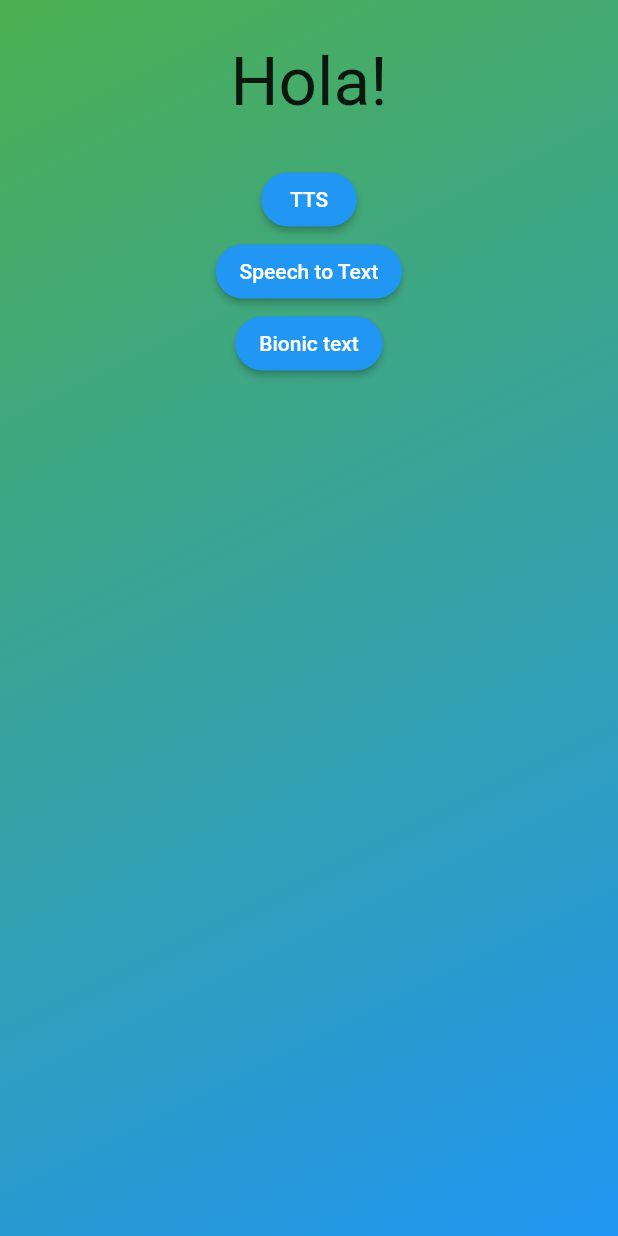
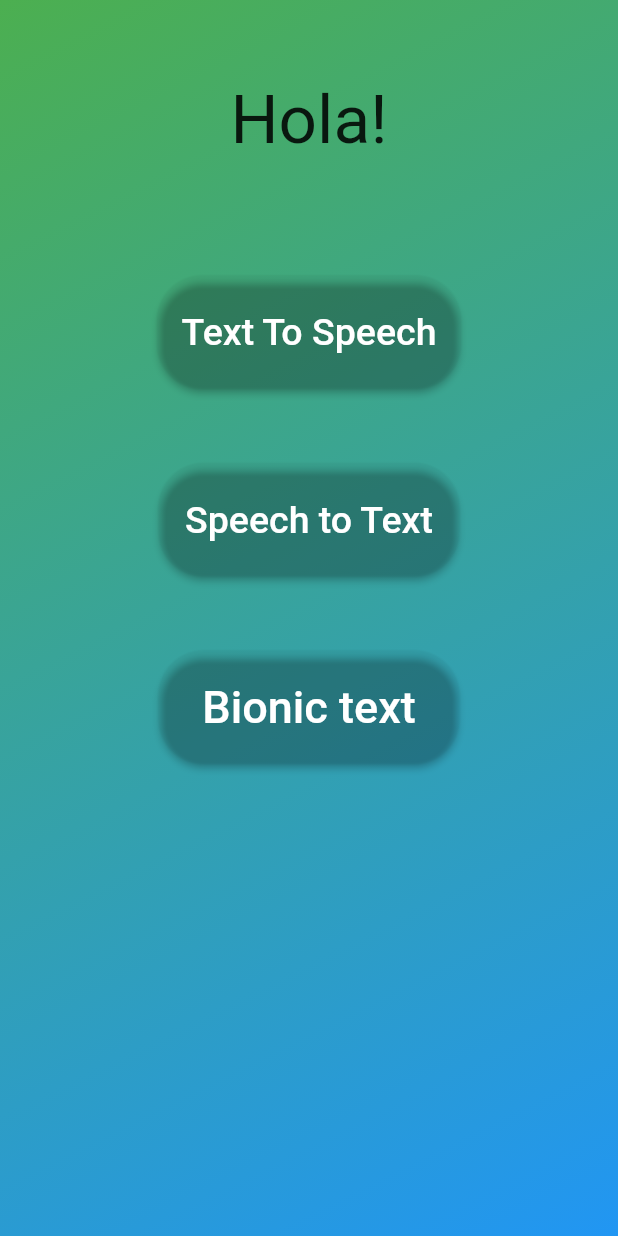
Before and after one commit to ritwikgoel/BotScan, a Flutter app: the screen it shows after launch, on a phone screen of 412 x 824 dp. Run offline on Flutter 3.47's test engine with Material 2 defaults, Android fonts, the phone set to English and light mode, and no system bars; our stand-ins replace avatar_glow, flutter_tts, speech_to_text; missing offline and left inert: highlight_text.

Commit message:
Fix: UI changes

```diff
--- a/app/lib/main.dart
+++ b/app/lib/main.dart
@@ -43,12 +43,20 @@ class MyApp extends StatelessWidget {
                     colors: [Colors.green, Colors.blue])),
             child: Column(
               children: [
+                const SizedBox(
+                  height: 25.0,
+                  width: 100,
+                ),
                 const Padding(
                   padding: EdgeInsets.all(28.0),
                   child: Text(
                     "Hola!",
                     style: TextStyle(fontSize: 45),
                   ),
+                ),
+                const SizedBox(
+                  height: 50.0,
+                  width: 100,
                 ),
                 ElevatedButton(
                   onPressed: () {
@@ -58,30 +66,53 @@ class MyApp extends StatelessWidget {
                     shape: RoundedRectangleBorder(
                       borderRadius: new BorderRadius.circular(30.0),
                     ),
+                    primary: Colors.transparent,
+                    minimumSize: const Size(200, 75),
                   ),
-                  child: Text("TTS"),
+                  child: Text(
+                    "Text To Speech",
+                    style: TextStyle(fontSize: 25),
+                  ),
+                ),
+                const SizedBox(
+                  height: 50.0,
+                  width: 100,
                 ),
                 ElevatedButton(
                   onPressed: () {
                     Navigator.pushNamed(context, '/stt');
                   },
-                   style: ElevatedButton.styleFrom(
+                  style: ElevatedButton.styleFrom(
                     shape: RoundedRectangleBorder(
-                      borderRadius:  BorderRadius.circular(30.0),
+                      borderRadius: BorderRadius.circular(30.0),
                     ),
+                    minimumSize: const Size(200, 75),
+                    primary: Colors.transparent,
                   ),
-                  child: const Text("Speech to Text"),
+                  child: const Text(
+                    "Speech to Text",
+                    style: TextStyle(fontSize: 25),
+                  ),
+                ),
+                const SizedBox(
+                  height: 50.0,
+                  width: 100,
                 ),
                 ElevatedButton(
                   onPressed: () {
                     Navigator.pushNamed(context, '/bionic');
                   },
-                   style: ElevatedButton.styleFrom(
-                    shape:  RoundedRectangleBorder(
-                      borderRadius:  BorderRadius.circular(30.0),
+                  style: ElevatedButton.styleFrom(
+                    shape: RoundedRectangleBorder(
+                      borderRadius: BorderRadius.circular(30.0),
                     ),
+                    minimumSize: const Size(200, 75),
+                    primary: Colors.transparent,
                   ),
-                  child: const Text("Bionic text"),
+                  child: const Text(
+                    "Bionic text",
+                    style: TextStyle(fontSize: 30),
+                  ),
                 ),
               ],
             ),
```
